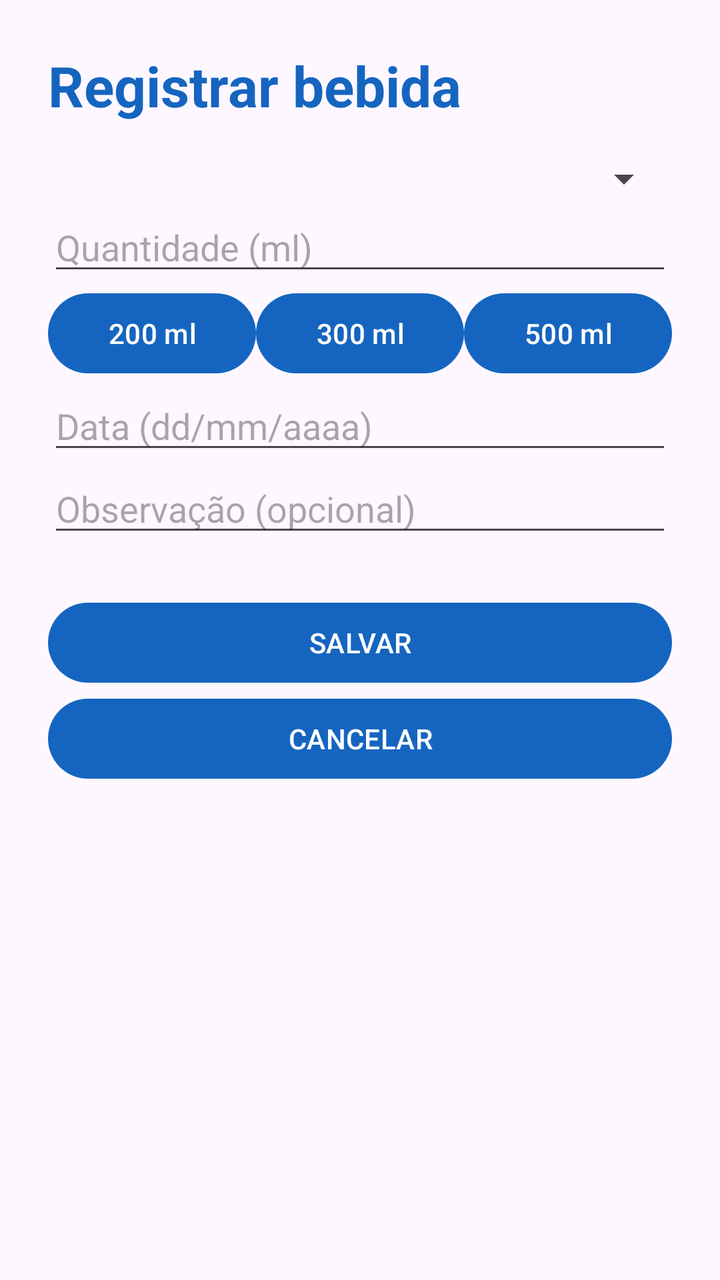
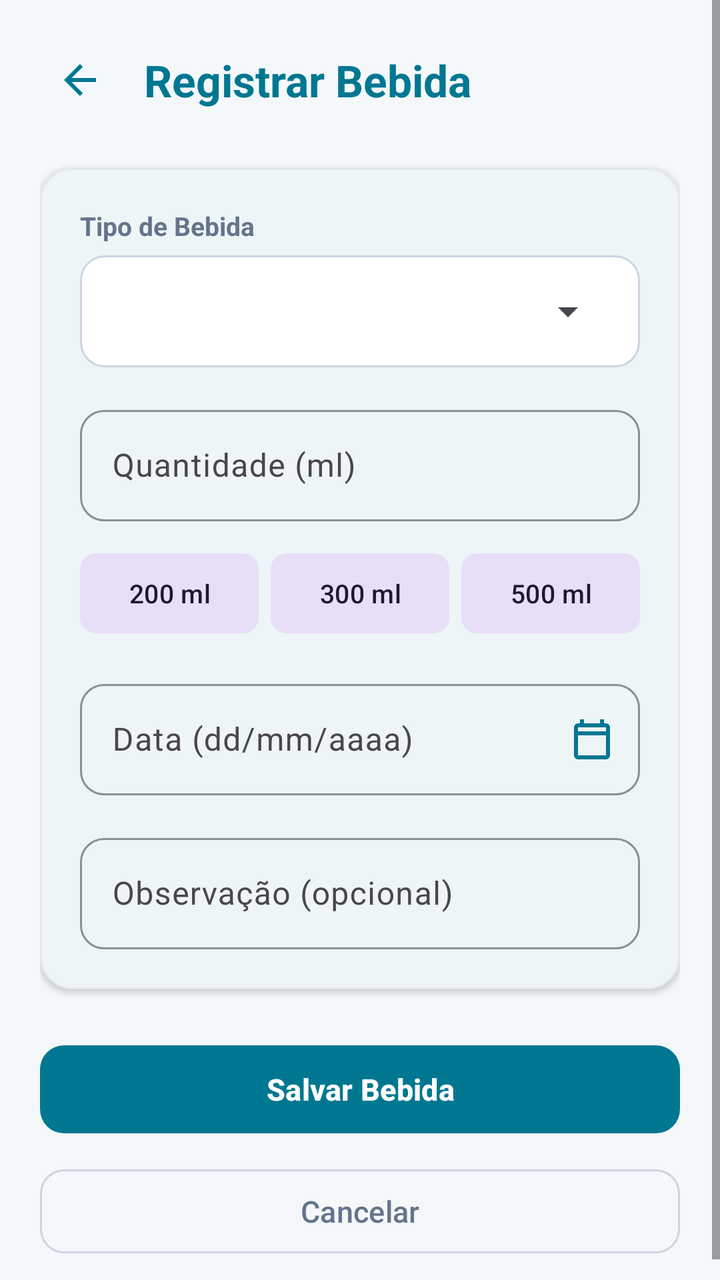

Screens rendered from an Android XML layout before and after an edit, with the pre-edit source and the edit as a unified diff.
<!-- AndroidManifest.xml: application theme Theme.Hidratapp -->
<!-- res/layout/activity_cadastro_bebida.xml -->
<?xml version="1.0" encoding="utf-8"?>
<ScrollView xmlns:android="http://schemas.android.com/apk/res/android"
    android:id="@+id/main"
    android:layout_width="match_parent"
    android:layout_height="match_parent">

    <LinearLayout
        android:layout_width="match_parent"
        android:layout_height="wrap_content"
        android:orientation="vertical"
        android:padding="24dp">

        <TextView
            android:layout_width="wrap_content"
            android:layout_height="wrap_content"
            android:text="Registrar bebida"
            android:textColor="#1565C0"
            android:textSize="28sp"
            android:textStyle="bold" />

        <Spinner
            android:id="@+id/spTipo"
            android:layout_width="match_parent"
            android:layout_height="wrap_content"
            android:layout_marginTop="16dp" />

        <EditText
            android:id="@+id/etMl"
            android:layout_width="match_parent"
            android:layout_height="wrap_content"
            android:hint="Quantidade (ml)"
            android:inputType="number" />

        <LinearLayout
            android:layout_width="match_parent"
            android:layout_height="wrap_content"
            android:orientation="horizontal">

            <Button
                android:id="@+id/btn200"
                android:layout_width="0dp"
                android:layout_height="wrap_content"
                android:layout_weight="1"
                android:text="200 ml" />

            <Button
                android:id="@+id/btn300"
                android:layout_width="0dp"
                android:layout_height="wrap_content"
                android:layout_weight="1"
                android:text="300 ml" />

            <Button
                android:id="@+id/btn500"
                android:layout_width="0dp"
                android:layout_height="wrap_content"
                android:layout_weight="1"
                android:text="500 ml" />
        </LinearLayout>

        <EditText
            android:id="@+id/etData"
            android:layout_width="match_parent"
            android:layout_height="wrap_content"
            android:hint="Data (dd/mm/aaaa)"
            android:inputType="date" />

        <EditText
            android:id="@+id/etObservacao"
            android:layout_width="match_parent"
            android:layout_height="wrap_content"
            android:hint="Observação (opcional)" />

        <Button
            android:id="@+id/btnSalvar"
            android:layout_width="match_parent"
            android:layout_height="wrap_content"
            android:layout_marginTop="24dp"
            android:text="SALVAR" />

        <Button
            android:id="@+id/btnCancelar"
            android:layout_width="match_parent"
            android:layout_height="wrap_content"
            android:text="CANCELAR" />
    </LinearLayout>
</ScrollView>
<!-- resources referenced by this layout -->
<resources>
  <style name="Theme.Hidratapp" parent="Base.Theme.Hidratapp" />
  <style name="Base.Theme.Hidratapp" parent="Theme.Material3.DayNight.NoActionBar">
          <item name="colorPrimary">@color/blue_primary</item>
      </style>
  <color name="blue_primary">#1565C0</color>
</resources>

<!-- the commit's change to res/layout/activity_cadastro_bebida.xml (unified diff, before → after) -->
@@ -1,87 +1,223 @@
 <?xml version="1.0" encoding="utf-8"?>
 <ScrollView xmlns:android="http://schemas.android.com/apk/res/android"
+    xmlns:app="http://schemas.android.com/apk/res-auto"
     android:id="@+id/main"
     android:layout_width="match_parent"
-    android:layout_height="match_parent">
+    android:layout_height="match_parent"
+    android:fillViewport="true"
+    android:background="@color/wellness_bg">
 
     <LinearLayout
         android:layout_width="match_parent"
         android:layout_height="wrap_content"
         android:orientation="vertical"
-        android:padding="24dp">
-
-        <TextView
-            android:layout_width="wrap_content"
+        android:padding="20dp">
+
+        
+        <LinearLayout
+            android:layout_width="match_parent"
             android:layout_height="wrap_content"
-            android:text="Registrar bebida"
-            android:textColor="#1565C0"
-            android:textSize="28sp"
-            android:textStyle="bold" />
-
-        <Spinner
-            android:id="@+id/spTipo"
+            android:gravity="center_vertical"
+            android:orientation="horizontal"
+            android:layout_marginBottom="24dp">
+
+            <ImageButton
+                android:id="@+id/btnHeaderVoltar"
+                android:layout_width="40dp"
+                android:layout_height="40dp"
+                android:background="?attr/selectableItemBackgroundBorderless"
+                android:contentDescription="Voltar"
+                android:src="@drawable/ic_arrow_back"
+                app:tint="@color/teal_primary" />
+
+            <TextView
+                android:id="@+id/tvTituloCadastro"
+                android:layout_width="wrap_content"
+                android:layout_height="wrap_content"
+                android:layout_marginStart="12dp"
+                android:text="Registrar Bebida"
+                android:textColor="@color/teal_primary"
+                android:textSize="22sp"
+                android:textStyle="bold" />
+        </LinearLayout>
+
+        
+        <com.google.android.material.card.MaterialCardView
             android:layout_width="match_parent"
             android:layout_height="wrap_content"
-            android:layout_marginTop="16dp" />
-
-        <EditText
-            android:id="@+id/etMl"
-            android:layout_width="match_parent"
-            android:layout_height="wrap_content"
-            android:hint="Quantidade (ml)"
-            android:inputType="number" />
-
-        <LinearLayout
-            android:layout_width="match_parent"
-            android:layout_height="wrap_content"
-            android:orientation="horizontal">
-
-            <Button
-                android:id="@+id/btn200"
-                android:layout_width="0dp"
+            android:layout_marginBottom="24dp"
+            app:cardCornerRadius="16dp"
+            app:cardElevation="2dp"
+            app:strokeWidth="1dp"
+            app:strokeColor="#E2E8F0"
+            app:cardBackgroundColor="@color/wellness_card_bg">
+
+            <LinearLayout
+                android:layout_width="match_parent"
                 android:layout_height="wrap_content"
-                android:layout_weight="1"
-                android:text="200 ml" />
-
-            <Button
-                android:id="@+id/btn300"
-                android:layout_width="0dp"
-                android:layout_height="wrap_content"
-                android:layout_weight="1"
-                android:text="300 ml" />
-
-            <Button
-                android:id="@+id/btn500"
-                android:layout_width="0dp"
-                android:layout_height="wrap_content"
-                android:layout_weight="1"
-                android:text="500 ml" />
-        </LinearLayout>
-
-        <EditText
-            android:id="@+id/etData"
-            android:layout_width="match_parent"
-            android:layout_height="wrap_content"
-            android:hint="Data (dd/mm/aaaa)"
-            android:inputType="date" />
-
-        <EditText
-            android:id="@+id/etObservacao"
-            android:layout_width="match_parent"
-            android:layout_height="wrap_content"
-            android:hint="Observação (opcional)" />
-
-        <Button
+                android:orientation="vertical"
+                android:padding="20dp">
+
+                <TextView
+                    android:layout_width="wrap_content"
+                    android:layout_height="wrap_content"
+                    android:layout_marginBottom="6dp"
+                    android:text="Tipo de Bebida"
+                    android:textColor="@color/text_secondary"
+                    android:textSize="13sp"
+                    android:textStyle="bold" />
+
+                
+                <FrameLayout
+                    android:layout_width="match_parent"
+                    android:layout_height="wrap_content"
+                    android:layout_marginBottom="16dp"
+                    android:background="@drawable/spinner_background"
+                    android:paddingHorizontal="12dp"
+                    android:paddingVertical="4dp">
+
+                    <Spinner
+                        android:id="@+id/spTipo"
+                        android:layout_width="match_parent"
+                        android:layout_height="48dp"
+                        android:spinnerMode="dropdown" />
+                </FrameLayout>
+
+                
+                <com.google.android.material.textfield.TextInputLayout
+                    android:id="@+id/tilMl"
+                    style="@style/Widget.Material3.TextInputLayout.OutlinedBox"
+                    android:layout_width="match_parent"
+                    android:layout_height="wrap_content"
+                    android:layout_marginBottom="12dp"
+                    android:hint="Quantidade (ml)"
+                    app:boxCornerRadiusBottomEnd="12dp"
+                    app:boxCornerRadiusBottomStart="12dp"
+                    app:boxCornerRadiusTopEnd="12dp"
+                    app:boxCornerRadiusTopStart="12dp"
+                    app:boxStrokeColor="@color/teal_primary">
+
+                    <com.google.android.material.textfield.TextInputEditText
+                        android:id="@+id/etMl"
+                        android:layout_width="match_parent"
+                        android:layout_height="wrap_content"
+                        android:inputType="number"
+                        android:textColor="@color/text_primary" />
+                </com.google.android.material.textfield.TextInputLayout>
+
+                
+                <LinearLayout
+                    android:layout_width="match_parent"
+                    android:layout_height="wrap_content"
+                    android:layout_marginBottom="16dp"
+                    android:orientation="horizontal">
+
+                    <com.google.android.material.button.MaterialButton
+                        android:id="@+id/btn200"
+                        style="@style/Widget.Material3.Button.TonalButton"
+                        android:layout_width="0dp"
+                        android:layout_height="wrap_content"
+                        android:layout_marginEnd="6dp"
+                        android:layout_weight="1"
+                        android:text="200 ml"
+                        android:textSize="13sp"
+                        app:cornerRadius="8dp" />
+
+                    <com.google.android.material.button.MaterialButton
+                        android:id="@+id/btn300"
+                        style="@style/Widget.Material3.Button.TonalButton"
+                        android:layout_width="0dp"
+                        android:layout_height="wrap_content"
+                        android:layout_marginEnd="6dp"
+                        android:layout_weight="1"
+                        android:text="300 ml"
+                        android:textSize="13sp"
+                        app:cornerRadius="8dp" />
+
+                    <com.google.android.material.button.MaterialButton
+                        android:id="@+id/btn500"
+                        style="@style/Widget.Material3.Button.TonalButton"
+                        android:layout_width="0dp"
+                        android:layout_height="wrap_content"
+                        android:layout_weight="1"
+                        android:text="500 ml"
+                        android:textSize="13sp"
+                        app:cornerRadius="8dp" />
+                </LinearLayout>
+
+                
+                <com.google.android.material.textfield.TextInputLayout
+                    android:id="@+id/tilData"
+                    style="@style/Widget.Material3.TextInputLayout.OutlinedBox"
+                    android:layout_width="match_parent"
+                    android:layout_height="wrap_content"
+                    android:layout_marginBottom="16dp"
+                    android:hint="Data (dd/mm/aaaa)"
+                    app:boxCornerRadiusBottomEnd="12dp"
+                    app:boxCornerRadiusBottomStart="12dp"
+                    app:boxCornerRadiusTopEnd="12dp"
+                    app:boxCornerRadiusTopStart="12dp"
+                    app:boxStrokeColor="@color/teal_primary"
+                    app:endIconDrawable="@drawable/ic_calendar"
+                    app:endIconMode="custom"
+                    app:endIconTint="@color/teal_primary">
+
+                    <com.google.android.material.textfield.TextInputEditText
+                        android:id="@+id/etData"
+                        android:layout_width="match_parent"
+                        android:layout_height="wrap_content"
+                        android:focusable="false"
+                        android:clickable="true"
+                        android:inputType="none"
+                        android:textColor="@color/text_primary" />
+                </com.google.android.material.textfield.TextInputLayout>
+
+                
+                <com.google.android.material.textfield.TextInputLayout
+                    android:id="@+id/tilObservacao"
+                    style="@style/Widget.Material3.TextInputLayout.OutlinedBox"
+                    android:layout_width="match_parent"
+                    android:layout_height="wrap_content"
+                    android:hint="Observação (opcional)"
+                    app:boxCornerRadiusBottomEnd="12dp"
+                    app:boxCornerRadiusBottomStart="12dp"
+                    app:boxCornerRadiusTopEnd="12dp"
+                    app:boxCornerRadiusTopStart="12dp"
+                    app:boxStrokeColor="@color/teal_primary">
+
+                    <com.google.android.material.textfield.TextInputEditText
+                        android:id="@+id/etObservacao"
+                        android:layout_width="match_parent"
+                        android:layout_height="wrap_content"
+                        android:inputType="textMultiLine"
+                        android:maxLines="3"
+                        android:textColor="@color/text_primary" />
+                </com.google.android.material.textfield.TextInputLayout>
+
+            </LinearLayout>
+        </com.google.android.material.card.MaterialCardView>
+
+        
+        <com.google.android.material.button.MaterialButton
             android:id="@+id/btnSalvar"
             android:layout_width="match_parent"
-            android:layout_height="wrap_content"
-            android:layout_marginTop="24dp"
-            android:text="SALVAR" />
-
-        <Button
+            android:layout_height="52dp"
+            android:layout_marginBottom="10dp"
+            android:text="Salvar Bebida"
+            android:textSize="15sp"
+            android:textStyle="bold"
+            app:cornerRadius="12dp" />
+
+        <com.google.android.material.button.MaterialButton
             android:id="@+id/btnCancelar"
-            android:layout_width="match_parent"
-            android:layout_height="wrap_content"
-            android:text="CANCELAR" />
+            style="@style/Widget.Material3.Button.OutlinedButton"
+            android:layout_width="match_parent"
+            android:layout_height="50dp"
+            android:text="Cancelar"
+            android:textColor="@color/text_secondary"
+            android:textSize="15sp"
+            app:cornerRadius="12dp"
+            app:strokeColor="#CBD5E1" />
+
     </LinearLayout>
 </ScrollView>
<!-- resource entries referenced after the edit -->
@@ -1,9 +1,48 @@
 <!-- resources referenced by this layout -->
 <resources>
+  <color name="teal_primary">#007791</color>
+  <color name="text_primary">#1E293B</color>
+  <color name="text_secondary">#64748B</color>
+  <color name="wellness_bg">#F4F8FA</color>
+  <color name="wellness_card_bg">#FFFFFF</color>
+  <!-- drawable ic_arrow_back (drawable) -->
+  <vector xmlns:android="http://schemas.android.com/apk/res/android"
+      android:width="24dp"
+      android:height="24dp"
+      android:viewportWidth="24"
+      android:viewportHeight="24">
+    <path
+        android:fillColor="@color/teal_primary"
+        android:pathData="M20,11H7.83l5.59,-5.59L12,4l-8,8 8,8 1.41,-1.41L7.83,13H20v-2z"/>
+  </vector>
+  <!-- drawable ic_calendar (drawable) -->
+  <vector xmlns:android="http://schemas.android.com/apk/res/android"
+      android:width="24dp"
+      android:height="24dp"
+      android:viewportWidth="24"
+      android:viewportHeight="24">
+    <path
+        android:fillColor="@color/teal_primary"
+        android:pathData="M19,4h-1V2h-2v2H8V2H6v2H5c-1.11,0 -1.99,0.9 -1.99,2L3,20c0,1.1 0.89,2 2,2h14c1.1,0 2,-0.9 2,-2V6c0,-1.1 -0.9,-2 -2,-2zm0,16H5V10h14v10zm0,-12H5V6h14v2z"/>
+  </vector>
+  <!-- drawable spinner_background (drawable) -->
+  <?xml version="1.0" encoding="utf-8"?>
+  <shape xmlns:android="http://schemas.android.com/apk/res/android">
+      <corners android:radius="12dp" />
+      <stroke android:width="1dp" android:color="#CBD5E1" />
+      <solid android:color="@color/wellness_card_bg" />
+  </shape>
   <style name="Theme.Hidratapp" parent="Base.Theme.Hidratapp" />
   <style name="Base.Theme.Hidratapp" parent="Theme.Material3.DayNight.NoActionBar">
-          <item name="colorPrimary">@color/blue_primary</item>
+          <item name="colorPrimary">@color/teal_primary</item>
+          <item name="colorOnPrimary">@color/white</item>
+          <item name="colorPrimaryContainer">@color/teal_light</item>
+          <item name="colorSecondary">@color/teal_accent</item>
+          <item name="android:colorBackground">@color/wellness_bg</item>
+          <item name="colorSurface">@color/wellness_card_bg</item>
       </style>
-  <color name="blue_primary">#1565C0</color>
+  <color name="white">#FFFFFFFF</color>
+  <color name="teal_light">#E0F2F1</color>
+  <color name="teal_accent">#0097A7</color>
 </resources>
 
